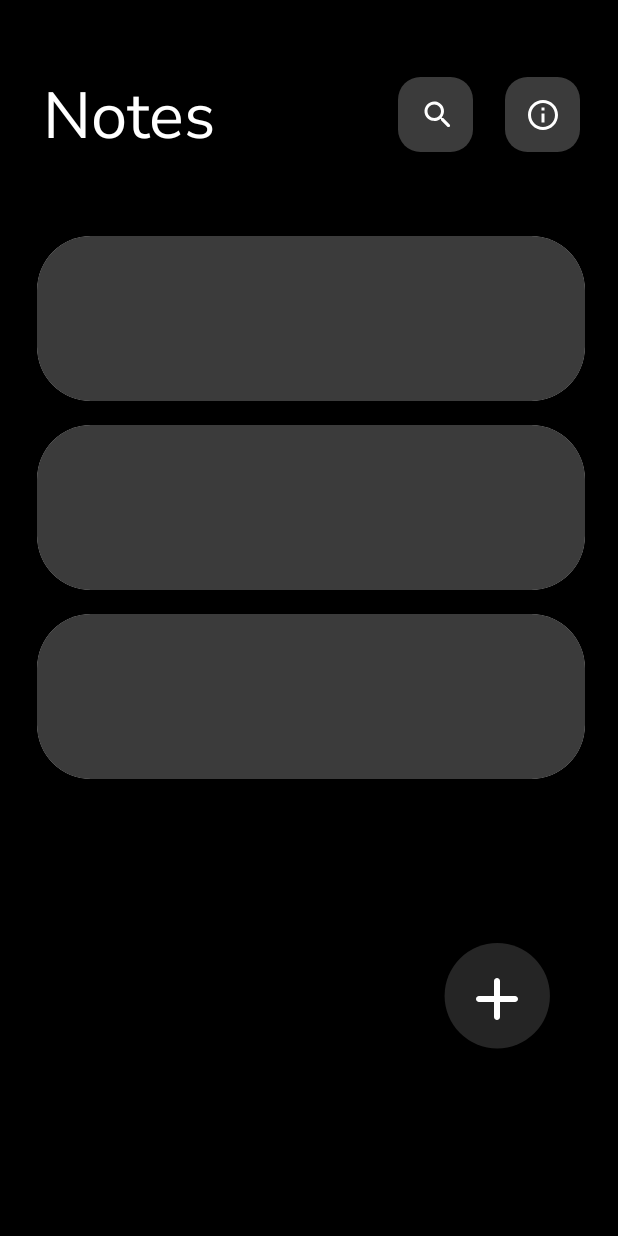
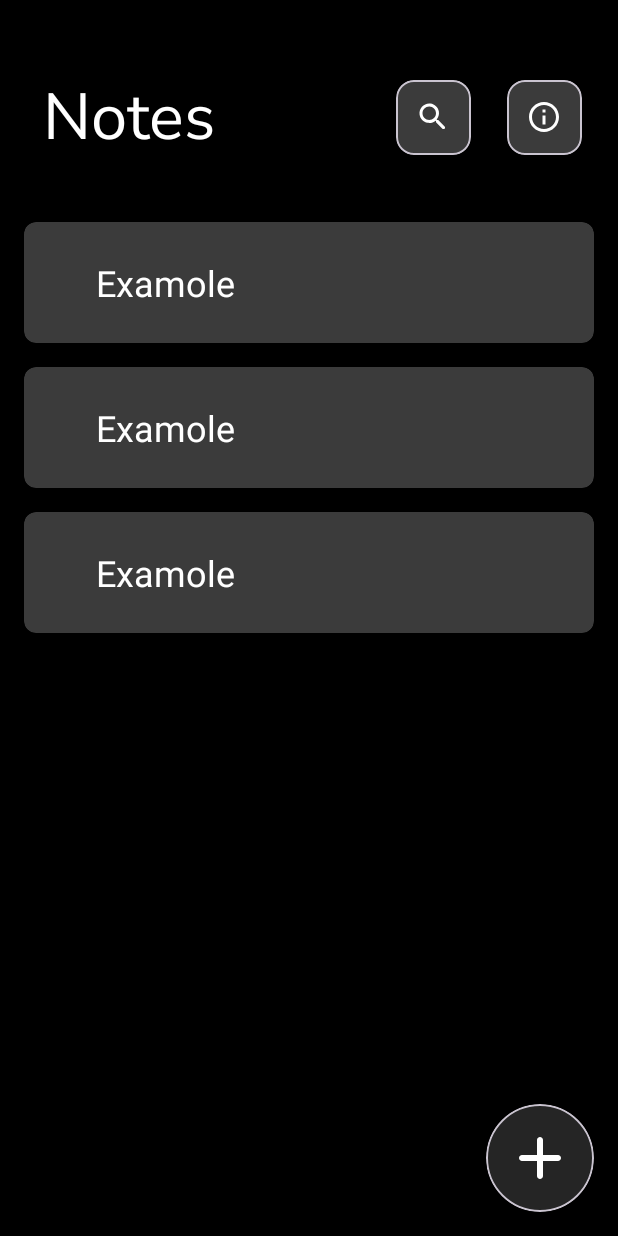
Before and after one commit to AltynaiFerrum/OwnNotesApp, an Android app: the layout activity_main.xml on its own in the app's theme, with its tools: preview values and no code run, on a phone screen of 412 x 824 dp. Run offline under Robolectric (Android 15) with nearby library versions, the phone set to English and light mode, and no system bars.

Commit message:
17.06.23 add button, texts

```diff
--- a/app/src/main/res/layout/activity_main.xml
+++ b/app/src/main/res/layout/activity_main.xml
@@ -7,13 +7,12 @@
     android:background="@color/black"
     tools:context=".MainActivity">
 
-
     <TextView
         android:id="@+id/textView"
         android:layout_width="wrap_content"
         android:layout_height="wrap_content"
         android:layout_marginStart="24dp"
-        android:layout_marginTop="47dp"
+        android:layout_marginTop="48dp"
         android:fontFamily="@font/nunito_sans"
         android:text="Notes"
         android:textColor="@color/white"
@@ -23,89 +22,73 @@
         app:layout_constraintStart_toStartOf="parent"
         app:layout_constraintTop_toTopOf="parent" />
 
-    <ImageView
+    <com.google.android.material.card.MaterialCardView
         android:id="@+id/imageView"
-        android:layout_width="wrap_content"
-        android:layout_height="wrap_content"
-        android:layout_marginTop="51dp"
-        android:layout_marginEnd="21dp"
-        app:layout_constraintEnd_toStartOf="@+id/imageView2"
-        app:layout_constraintTop_toTopOf="parent"
-        app:srcCompat="@drawable/button_4" />
+        android:layout_width="50dp"
+        android:layout_height="50dp"
+        android:backgroundTint="@color/grey"
+        android:layout_marginEnd="24dp"
+        app:layout_constraintBottom_toBottomOf="@+id/textView"
+        app:layout_constraintEnd_toStartOf="@+id/imageView3"
+        app:layout_constraintTop_toTopOf="@+id/textView">
 
         <ImageView
             android:id="@+id/imageView2"
             android:layout_width="wrap_content"
             android:layout_height="wrap_content"
-        android:layout_marginTop="51dp"
-        android:layout_marginEnd="25dp"
+            android:layout_gravity="center"
+            app:srcCompat="@drawable/search" />
+
+    </com.google.android.material.card.MaterialCardView>
+
+    <com.google.android.material.card.MaterialCardView
+        android:id="@+id/imageView3"
+        android:layout_width="50dp"
+        android:layout_height="50dp"
+        android:layout_marginEnd="24dp"
+        android:backgroundTint="@color/grey"
+        app:layout_constraintBottom_toBottomOf="@+id/textView"
         app:layout_constraintEnd_toEndOf="parent"
-        app:layout_constraintTop_toTopOf="parent"
-        app:srcCompat="@drawable/button_1" />
-
-    <ImageView
-        android:id="@+id/imageView3"
-        android:layout_width="wrap_content"
-        android:layout_height="wrap_content"
-        app:layout_constraintBottom_toBottomOf="@+id/imageView"
-        app:layout_constraintEnd_toEndOf="@+id/imageView"
-        app:layout_constraintHorizontal_bias="0.576"
-        app:layout_constraintStart_toStartOf="@+id/imageView"
-        app:layout_constraintTop_toTopOf="@+id/imageView"
-        app:srcCompat="@drawable/search" />
+        app:layout_constraintTop_toTopOf="@+id/textView">
 
         <ImageView
             android:id="@+id/imageView4"
             android:layout_width="wrap_content"
             android:layout_height="wrap_content"
-        app:layout_constraintBottom_toBottomOf="@+id/imageView2"
-        app:layout_constraintEnd_toEndOf="@+id/imageView2"
-        app:layout_constraintStart_toStartOf="@+id/imageView2"
-        app:layout_constraintTop_toTopOf="@+id/imageView2"
+            android:layout_gravity="center"
             app:srcCompat="@drawable/group_2" />
 
+    </com.google.android.material.card.MaterialCardView>
+
     <androidx.recyclerview.widget.RecyclerView
-        android:layout_width="379dp"
-        android:layout_height="522dp"
-        android:layout_marginStart="24dp"
-        android:layout_marginTop="143dp"
-
-        android:layout_marginEnd="25dp"
-        android:layout_marginBottom="70dp"
+        android:id="@+id/recyclerView"
+        android:layout_width="0dp"
+        android:layout_height="0dp"
         android:orientation="vertical"
+        android:layout_marginBottom="8dp"
+        android:layout_marginHorizontal="8dp"
+        android:layout_marginTop="32dp"
         app:layoutManager="androidx.recyclerview.widget.LinearLayoutManager"
         app:layout_constraintBottom_toBottomOf="parent"
         app:layout_constraintEnd_toEndOf="parent"
-        app:layout_constraintHorizontal_bias="0.47"
         app:layout_constraintStart_toStartOf="parent"
-        app:layout_constraintTop_toTopOf="parent"
-        app:layout_constraintVertical_bias="0.065"
+        app:layout_constraintTop_toBottomOf="@+id/textView"
         tools:listitem="@layout/item_notes" />
 
+    <com.google.android.material.card.MaterialCardView
+        android:layout_width="72dp"
+        android:layout_height="72dp"
+        app:cardCornerRadius="36dp"
+        android:backgroundTint="@color/fab_color"
+        app:layout_constraintBottom_toBottomOf="parent"
+        app:layout_constraintEnd_toEndOf="parent"
+        android:layout_margin="16dp">
+
         <ImageView
-        android:id="@+id/imageView6"
             android:layout_width="wrap_content"
             android:layout_height="wrap_content"
-        android:layout_marginEnd="35dp"
-        android:layout_marginBottom="110dp"
-        app:layout_constraintBottom_toBottomOf="parent"
-        app:layout_constraintEnd_toEndOf="parent"
-        app:srcCompat="@drawable/floating" />
+            android:layout_gravity="center"
+            android:src="@drawable/add"/>
 
-    <ImageView
-        android:id="@+id/imageView7"
-        android:layout_width="wrap_content"
-        android:layout_height="wrap_content"
-        android:layout_marginStart="21dp"
-        android:layout_marginTop="21dp"
-        android:layout_marginEnd="21dp"
-        android:layout_marginBottom="21dp"
-        app:layout_constraintBottom_toBottomOf="@+id/imageView6"
-        app:layout_constraintEnd_toEndOf="@+id/imageView6"
-        app:layout_constraintHorizontal_bias="1.0"
-        app:layout_constraintStart_toStartOf="@+id/imageView6"
-        app:layout_constraintTop_toTopOf="@+id/imageView6"
-        app:layout_constraintVertical_bias="0.4"
-        app:srcCompat="@drawable/add" />
-
+    </com.google.android.material.card.MaterialCardView>
 </androidx.constraintlayout.widget.ConstraintLayout>
--- a/app/src/main/res/layout/item_notes.xml
+++ b/app/src/main/res/layout/item_notes.xml
@@ -1,15 +1,20 @@
 <?xml version="1.0" encoding="utf-8"?>
 <androidx.cardview.widget.CardView xmlns:android="http://schemas.android.com/apk/res/android"
-    android:layout_width="365dp"
-    android:layout_height="110dp"
+    android:layout_width="match_parent"
+    android:layout_height="wrap_content"
     xmlns:app="http://schemas.android.com/apk/res-auto"
-    app:cardCornerRadius="36dp"
-    android:layout_margin="8dp"
-    >
+    app:cardCornerRadius="8dp"
+    android:backgroundTint="@color/grey"
+    android:layout_margin="8dp">
 
-    <ImageView
-        android:id="@+id/imageView5"
+    <TextView
         android:layout_width="wrap_content"
         android:layout_height="wrap_content"
-        app:srcCompat="@drawable/rectangle_7" />
+        android:layout_marginVertical="24dp"
+        android:layout_marginEnd="32dp"
+        android:layout_marginStart="48dp"
+        android:textColor="@color/white"
+        android:textSize="24sp"
+        android:text="Examole"/>
+
 </androidx.cardview.widget.CardView>
--- a/app/src/main/res/values/colors.xml
+++ b/app/src/main/res/values/colors.xml
@@ -2,4 +2,6 @@
 <resources>
     <color name="black">#FF000000</color>
     <color name="white">#FFFFFFFF</color>
+    <color name="grey">#3B3B3B</color>
+    <color name="fab_color">#252525</color>
 </resources>
--- /dev/null
+++ b/app/src/main/res/values/styles.xml
@@ -0,0 +1,6 @@
+<?xml version="1.0" encoding="utf-8"?>
+<resources>
+    <style name="FloatingActionButtonStyle">
+<!--        <item name="android:bottomLeftRadius">36dp</item>-->
+    </style>
+</resources>
```
Lines whose indentation alone changed are shown as unchanged.
